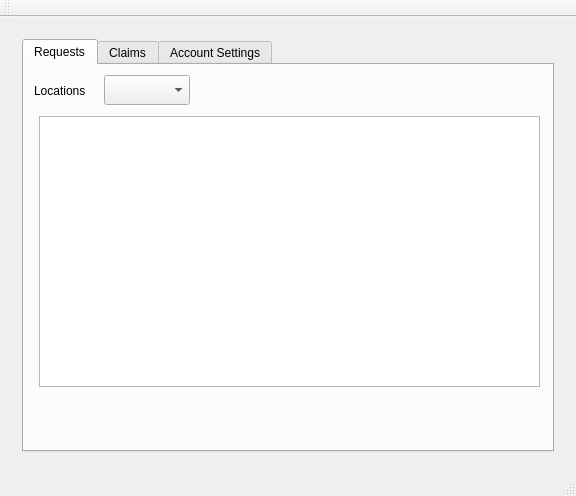
Qt form project/mainwindow.ui (spring-2019-cpsc-362-05/software-group-project-ravfs) before a commit.
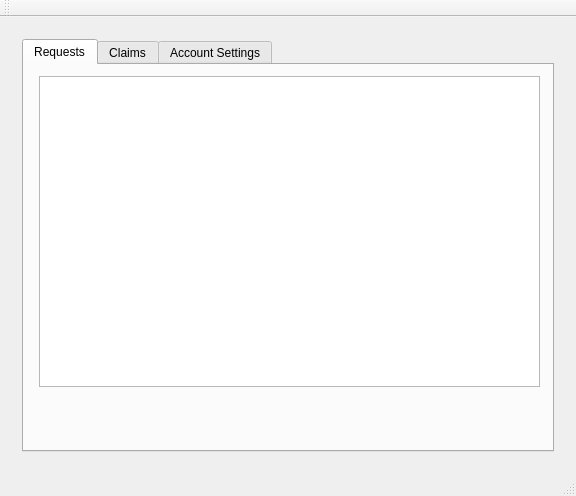
The same form after that commit. The open tabs and pages were chosen to show the change.

Commit message: At login, create account button linked to create account ui

```diff
--- a/project/mainwindow.ui
+++ b/project/mainwindow.ui
@@ -151,36 +151,13 @@
            <attribute name="title">
             <string>Requests</string>
            </attribute>
-           <widget class="QLabel" name="LocationLabel">
-            <property name="geometry">
-             <rect>
-              <x>10</x>
-              <y>10</y>
-              <width>71</width>
-              <height>31</height>
-             </rect>
-            </property>
-            <property name="text">
-             <string>Locations</string>
-            </property>
-           </widget>
-           <widget class="QComboBox" name="LocationBox">
-            <property name="geometry">
-             <rect>
-              <x>80</x>
-              <y>10</y>
-              <width>86</width>
-              <height>30</height>
-             </rect>
-            </property>
-           </widget>
            <widget class="QListWidget" name="Reqd_serv_list">
             <property name="geometry">
              <rect>
               <x>15</x>
-              <y>51</y>
+              <y>11</y>
               <width>501</width>
-              <height>271</height>
+              <height>311</height>
              </rect>
             </property>
            </widget>
```
Left out of the diff: 2 changed lines with no effect on the pictures. The commit also changes 5 other files.
